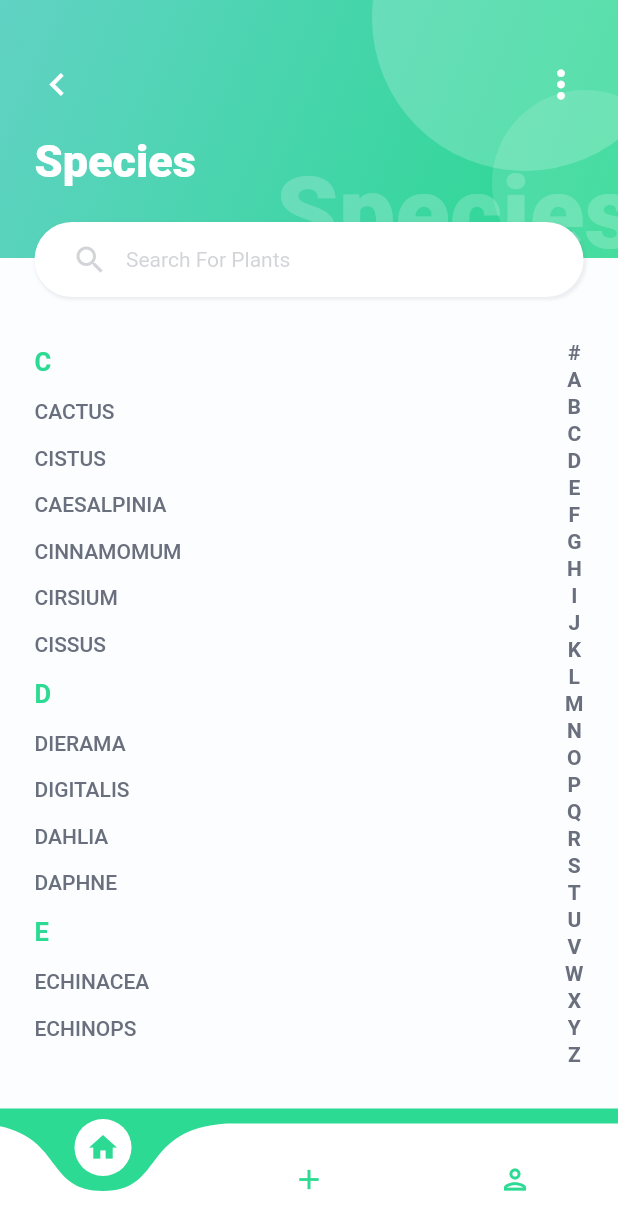
After one commit to Syahro/plant_app, a Flutter app: the HomePage screen opened directly, after a tap on "SPECIES", on a phone screen of 412 x 824 dp. The commit adds this screen. Shown: the top 1230 px of the screen. Run offline on Flutter 3.47's test engine with Material 2 defaults, Android fonts, the phone set to English and light mode, and no system bars; drawn by our look-alikes of curved_navigation_bar.

Commit message:
done modified speciesPage and add some assets or support

```diff
--- a/lib/pages/home_page.dart
+++ b/lib/pages/home_page.dart
@@ -2,6 +2,7 @@ import 'dart:ui';
 
 import 'package:flutter/material.dart';
 import 'package:plant_app/pages/camera_identify_page.dart';
+import 'package:plant_app/pages/species_page.dart';
 import 'package:plant_app/theme.dart';
 import 'package:plant_app/widget/bottom_navbar.dart';
 import 'package:plant_app/widget/home_category_card.dart';
@@ -42,6 +43,18 @@ class HomePage extends StatelessWidget {
                           width: 204,
                           decoration: BoxDecoration(
                             color: whiteColor.withOpacity(0.2),
+                            borderRadius: BorderRadius.circular(102),
+                          ),
+                        ),
+                      ),
+                      Positioned(
+                        top: 60,
+                        right: -40,
+                        child: Container(
+                          height: 124,
+                          width: 124,
+                          decoration: BoxDecoration(
+                            color: whiteColor.withOpacity(0.13),
                             borderRadius: BorderRadius.circular(102),
                           ),
                         ),
@@ -135,10 +148,22 @@ class HomePage extends StatelessWidget {
                                 isActive: true,
                               ),
                             ),
-                            HomeCategoryCard(
-                              imageUrl: 'assets/species.png',
-                              title: 'SPECIES',
-                              isActive: false,
+                            InkWell(
+                              onTap: () {
+                                Navigator.push(
+                                  context,
+                                  MaterialPageRoute(
+                                    builder: (context) {
+                                      return SpeciesPage();
+                                    },
+                                  ),
+                                );
+                              },
+                              child: HomeCategoryCard(
+                                imageUrl: 'assets/species.png',
+                                title: 'SPECIES',
+                                isActive: false,
+                              ),
                             ),
                             HomeCategoryCard(
                               imageUrl: 'assets/articels.png',
--- /dev/null
+++ b/lib/pages/species_page.dart
@@ -0,0 +1,295 @@
+import 'package:flutter/material.dart';
+import 'package:plant_app/widget/alphabet_filter.dart';
+import 'package:plant_app/widget/bottom_navbar.dart';
+import 'package:plant_app/widget/content_title.dart';
+
+import '../theme.dart';
+
+class SpeciesPage extends StatelessWidget {
+  @override
+  Widget build(BuildContext context) {
+    return Scaffold(
+      backgroundColor: backgroundColor,
+      bottomNavigationBar: BottomNavbar(),
+      body: SafeArea(
+        child: ListView(
+          children: [
+            Stack(
+              children: [
+                Container(
+                  height: 172,
+                  width: double.infinity,
+                  decoration: BoxDecoration(
+                    gradient: LinearGradient(
+                      begin: Alignment.topLeft,
+                      end: Alignment.bottomRight,
+                      colors: [
+                        linearOne,
+                        linearTwo,
+                      ],
+                    ),
+                  ),
+                  child: Stack(
+                    children: [
+                      Positioned(
+                        top: -90,
+                        right: -40,
+                        child: Container(
+                          height: 204,
+                          width: 204,
+                          decoration: BoxDecoration(
+                            color: whiteColor.withOpacity(0.2),
+                            borderRadius: BorderRadius.circular(102),
+                          ),
+                        ),
+                      ),
+                      Positioned(
+                        top: 60,
+                        right: -40,
+                        child: Container(
+                          height: 124,
+                          width: 124,
+                          decoration: BoxDecoration(
+                            color: whiteColor.withOpacity(0.13),
+                            borderRadius: BorderRadius.circular(102),
+                          ),
+                        ),
+                      ),
+                      Positioned(
+                        bottom: -10,
+                        right: -12,
+                        child: Text(
+                          'Species',
+                          style: TextStyle(
+                            fontSize: 67,
+                            fontWeight: FontWeight.w900,
+                            color: whiteColor.withOpacity(0.2),
+                          ),
+                        ),
+                      ),
+                      Padding(
+                        padding: EdgeInsets.fromLTRB(23, 41, 23, 0),
+                        child: Column(
+                          crossAxisAlignment: CrossAxisAlignment.start,
+                          children: [
+                            Row(
+                              mainAxisAlignment: MainAxisAlignment.spaceBetween,
+                              children: [
+                                Icon(
+                                  Icons.chevron_left,
+                                  color: whiteColor,
+                                  size: 30,
+                                ),
+                                Icon(
+                                  Icons.more_vert,
+                                  color: whiteColor,
+                                  size: 30,
+                                ),
+                              ],
+                            ),
+                            SizedBox(
+                              height: 19,
+                            ),
+                            Text(
+                              'Species',
+                              style: TextStyle(
+                                fontWeight: FontWeight.w900,
+                                color: whiteColor,
+                                fontSize: 30,
+                              ),
+                            ),
+                          ],
+                        ),
+                      ),
+                    ],
+                  ),
+                ),
+                Container(
+                  width: double.infinity,
+                  color: backgroundColor,
+                  margin: EdgeInsets.only(top: 172),
+                  padding: EdgeInsets.only(
+                    top: 55,
+                    left: 23,
+                    right: 23,
+                  ),
+                  child: Row(
+                    mainAxisAlignment: MainAxisAlignment.spaceBetween,
+                    children: [
+                      Column(
+                        crossAxisAlignment: CrossAxisAlignment.start,
+                        children: [
+                          ContentTitle('C', true),
+                          SizedBox(
+                            height: 15,
+                          ),
+                          ContentTitle('CACTUS', false),
+                          SizedBox(
+                            height: 15,
+                          ),
+                          ContentTitle('CISTUS', false),
+                          SizedBox(
+                            height: 15,
+                          ),
+                          ContentTitle('CAESALPINIA', false),
+                          SizedBox(
+                            height: 15,
+                          ),
+                          ContentTitle('CINNAMOMUM', false),
+                          SizedBox(
+                            height: 15,
+                          ),
+                          ContentTitle('CIRSIUM', false),
+                          SizedBox(
+                            height: 15,
+                          ),
+                          ContentTitle('CISSUS', false),
+                          SizedBox(
+                            height: 15,
+                          ),
+                          ContentTitle('D', true),
+                          SizedBox(
+                            height: 15,
+                          ),
+                          ContentTitle('DIERAMA', false),
+                          SizedBox(
+                            height: 15,
+                          ),
+                          ContentTitle('DIGITALIS', false),
+                          SizedBox(
+                            height: 15,
+                          ),
+                          ContentTitle('DAHLIA', false),
+                          SizedBox(
+                            height: 15,
+                          ),
+                          ContentTitle('DAPHNE', false),
+                          SizedBox(
+                            height: 15,
+                          ),
+                          ContentTitle('E', true),
+                          SizedBox(
+                            height: 15,
+                          ),
+                          ContentTitle('ECHINACEA', false),
+                          SizedBox(
+                            height: 15,
+                          ),
+                          ContentTitle('ECHINOPS', false),
+                          SizedBox(
+                            height: 15,
+                          ),
+                        ],
+                      ),
+                      Column(
+                        crossAxisAlignment: CrossAxisAlignment.center,
+                        children: [
+                          AlphabetFilter('#'),
+                          SizedBox(height: 2),
+                          AlphabetFilter('A'),
+                          SizedBox(height: 2),
+                          AlphabetFilter('B'),
+                          SizedBox(height: 2),
+                          AlphabetFilter('C'),
+                          SizedBox(height: 2),
+                          AlphabetFilter('D'),
+                          SizedBox(height: 2),
+                          AlphabetFilter('E'),
+                          SizedBox(height: 2),
+                          AlphabetFilter('F'),
+                          SizedBox(height: 2),
+                          AlphabetFilter('G'),
+                          SizedBox(height: 2),
+                          AlphabetFilter('H'),
+                          SizedBox(height: 2),
+                          AlphabetFilter('I'),
+                          SizedBox(height: 2),
+                          AlphabetFilter('J'),
+                          SizedBox(height: 2),
+                          AlphabetFilter('K'),
+                          SizedBox(height: 2),
+                          AlphabetFilter('L'),
+                          SizedBox(height: 2),
+                          AlphabetFilter('M'),
+                          SizedBox(height: 2),
+                          AlphabetFilter('N'),
+                          SizedBox(height: 2),
+                          AlphabetFilter('O'),
+                          SizedBox(height: 2),
+                          AlphabetFilter('P'),
+                          SizedBox(height: 2),
+                          AlphabetFilter('Q'),
+                          SizedBox(height: 2),
+                          AlphabetFilter('R'),
+                          SizedBox(height: 2),
+                          AlphabetFilter('S'),
+                          SizedBox(height: 2),
+                          AlphabetFilter('T'),
+                          SizedBox(height: 2),
+                          AlphabetFilter('U'),
+                          SizedBox(height: 2),
+                          AlphabetFilter('V'),
+                          SizedBox(height: 2),
+                          AlphabetFilter('W'),
+                          SizedBox(height: 2),
+                          AlphabetFilter('X'),
+                          SizedBox(height: 2),
+                          AlphabetFilter('Y'),
+                          SizedBox(height: 2),
+                          AlphabetFilter('Z'),
+                          SizedBox(height: 2),
+                        ],
+                      )
+                    ],
+                  ),
+                ),
+                Positioned(
+                  top: 148,
+                  child: Container(
+                    margin: EdgeInsets.symmetric(horizontal: 23),
+                    width: MediaQuery.of(context).size.width - (2 * 23),
+                    height: 50,
+                    decoration: BoxDecoration(
+                      color: whiteColor,
+                      borderRadius: BorderRadius.circular(25),
+                      boxShadow: [
+                        BoxShadow(
+                          color: darkGreyColor.withOpacity(0.1),
+                          blurRadius: 1,
+                          spreadRadius: 1,
+                          offset: Offset(1, 1),
+                        )
+                      ],
+                    ),
+                    child: Padding(
+                      padding: EdgeInsets.symmetric(horizontal: 25),
+                      child: Row(
+                        children: [
+                          Icon(
+                            Icons.search,
+                            color: darkGreyColor.withOpacity(0.3),
+                          ),
+                          SizedBox(
+                            width: 12,
+                          ),
+                          Text(
+                            'Search For Plants ',
+                            style: TextStyle(
+                              fontWeight: FontWeight.w400,
+                              fontSize: 14,
+                              color: darkGreyColor.withOpacity(0.3),
+                            ),
+                          ),
+                        ],
+                      ),
+                    ),
+                  ),
+                ),
+              ],
+            )
+          ],
+        ),
+      ),
+    );
+  }
+}
--- /dev/null
+++ b/lib/widget/alphabet_filter.dart
@@ -0,0 +1,20 @@
+import 'package:flutter/material.dart';
+
+import '../theme.dart';
+
+class AlphabetFilter extends StatelessWidget {
+  final String title;
+
+  AlphabetFilter(this.title);
+  @override
+  Widget build(BuildContext context) {
+    return Text(
+      title,
+      style: TextStyle(
+        fontSize: 14,
+        color: darkGreyColor,
+        fontWeight: FontWeight.w600,
+      ),
+    );
+  }
+}
--- /dev/null
+++ b/lib/widget/content_title.dart
@@ -0,0 +1,22 @@
+import 'package:flutter/material.dart';
+
+import '../theme.dart';
+
+class ContentTitle extends StatelessWidget {
+  final String title;
+  final bool isTitle;
+
+  ContentTitle(this.title, this.isTitle);
+  @override
+  Widget build(BuildContext context) {
+    return Text(
+      title,
+      style: TextStyle(
+        fontWeight: isTitle ? FontWeight.w600 : FontWeight.w500,
+        color: isTitle ? lightGreenColor : darkGreyColor,
+        fontSize: isTitle ? 17 : 14,
+      ),
+      textAlign: TextAlign.left,
+    );
+  }
+}
```
